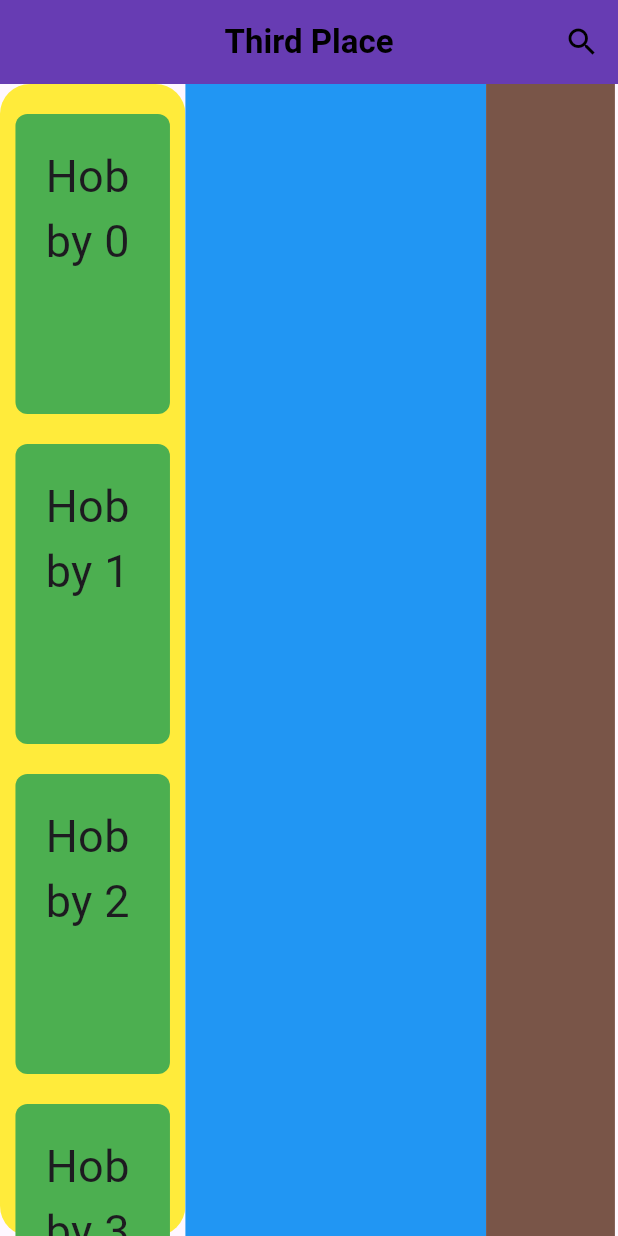
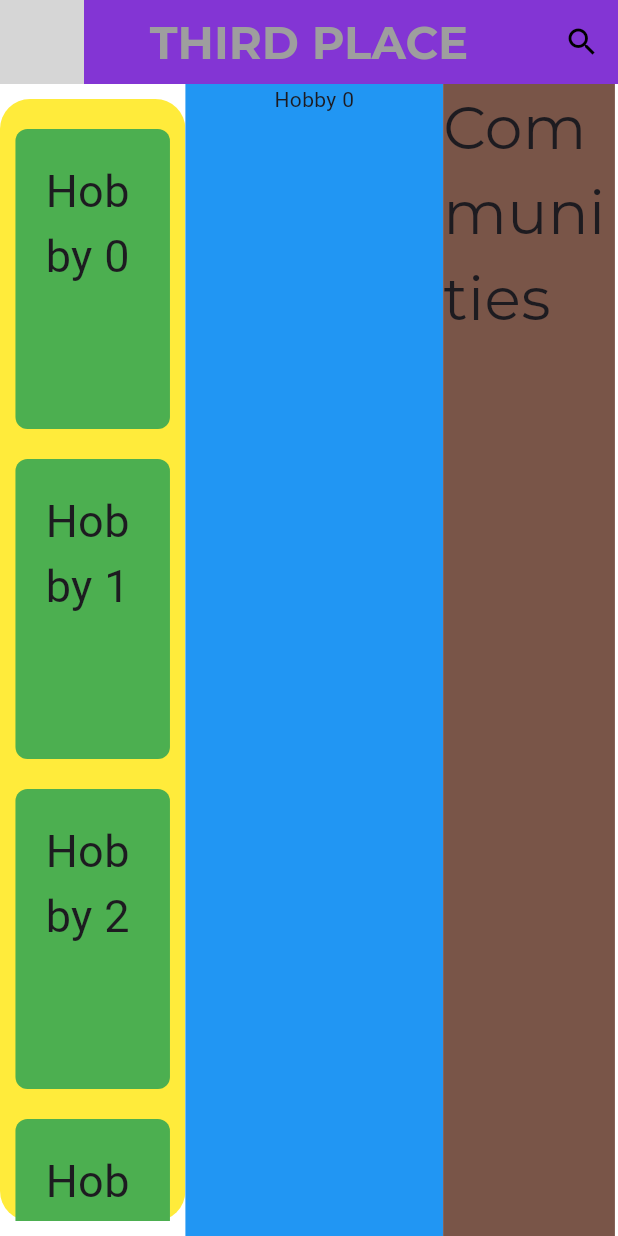
Before and after one commit to tyler-ham05/h4h2025, a Flutter app: the screen it shows after launch, after a tap on an icon or button, on a phone screen of 412 x 824 dp. Run offline on Flutter 3.47's test engine with Material 3 defaults, Android fonts, the phone set to English and light mode, and no system bars; grey boxes are pictures that could not be loaded.

Commit message:
devloping overview page
Co-authored-by: tyler-ham05 <tyler-ham05@users.noreply.github.com>

```diff
--- a/frontend/lib/comunity_display.dart
+++ b/frontend/lib/comunity_display.dart
@@ -2,7 +2,8 @@ import 'package:flutter/material.dart';
 import 'package:flutter/rendering.dart';
 
 class ComunityDisplay extends StatelessWidget {
-  const ComunityDisplay({super.key, required data});
+  final data;
+  const ComunityDisplay({super.key, required this.data});
   /*
   list dummyData = {'name':name, 'description':desc, 'communities':desc}
 */
@@ -11,23 +12,35 @@ class ComunityDisplay extends StatelessWidget {
     return LayoutBuilder(
       builder: (context, constraints) {
         double width = constraints.maxWidth;
-
         return Row(
           children: [
             Container(
               color: Colors.blue,
-              width: width * 0.7,
+              width: width * 0.6,
               child: ListView(
                 children: [
+                Container(
+                  child: Column(
+                    children: [
+                      Text(data["name"]),
 
+                    ],
+                  )
+                ),
                           ]
               ),
             ),
             Container(
               color: Colors.brown,
-              width: width * 0.3,
+              width: width * 0.4,
               child: ListView(
                 children: [
+                  Text(
+                    style: TextStyle(
+                                  fontSize: 40,fontFamily: "Montserrat"
+                    ),
+                    'Communities'
+                    )
 
                           ]
               ),
--- a/frontend/lib/main.dart
+++ b/frontend/lib/main.dart
@@ -44,12 +44,20 @@
     String query = "";
 
     return Scaffold(
+      backgroundColor: Colors.white,
       appBar: AppBar(
+        leading: Image.asset('h4hlogo.png'),
         title: Text(
-          "Third Place",
-          style: TextStyle(color: Colors.black, fontSize: 22, fontWeight: FontWeight.bold),
+          "THIRD PLACE",
+          style: TextStyle(
+            fontFamily: 'Montserrat',
+            color: Colors.grey,
+            fontSize: 30,
+            fontWeight: FontWeight.bold
+          ),
         ),
-        backgroundColor: Colors.deepPurple,
+
+        backgroundColor: const Color.fromARGB(255, 134, 50, 219),
         elevation: 4, // Shadow effect
         centerTitle: true, // Centers the title
         iconTheme: IconThemeData(color: Colors.black), // Changes back button color
@@ -69,11 +77,11 @@
         child: Row(
           children: [
             Container(
+              margin: EdgeInsets.only(top: 10, bottom:10),
               width: MediaQuery.of(context).size.width * 0.3,
               decoration: BoxDecoration(
                 color: Colors.yellow,
-                borderRadius: BorderRadius.circular(20)
-
+                borderRadius: BorderRadius.circular(20),
               ),
               child: ListView.builder(
                 itemCount: dummydata.length,
```
Also changed, not shown: frontend/pubspec.yaml (+8 -13 lines), frontend/assets/fonts/Montserrat-Bold.ttf (added), frontend/assets/logo_tranparent_notext.png (added).
